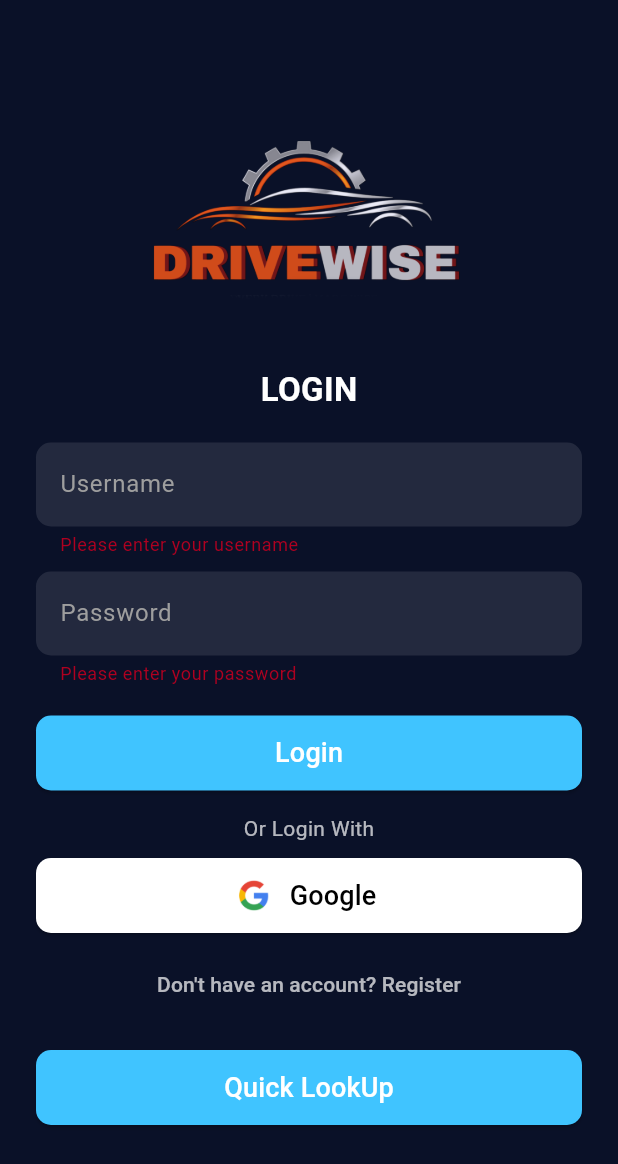
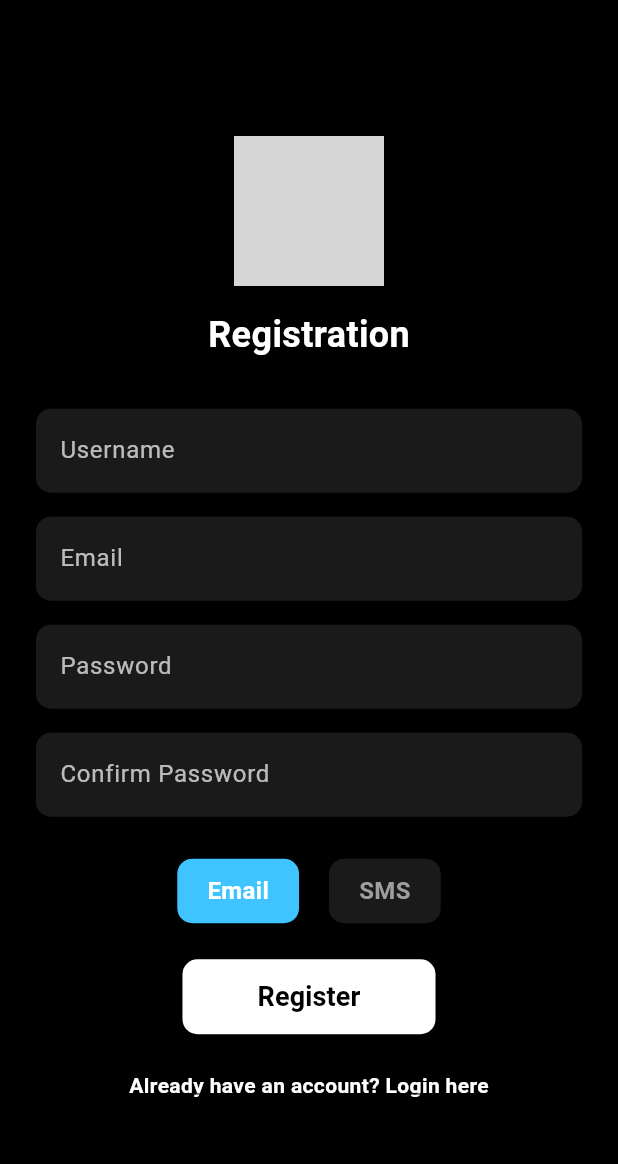
Before and after one commit to chaniruM/DriveWise, a Flutter app: the screen it shows after launch, after a tap on "Login", after a tap on "Don't have an account? Register", on a phone screen of 412 x 824 dp. Shown: the top 1164 px of the screen. Run offline on Flutter 3.47's test engine with Material 3 defaults, Android fonts, the phone set to English and light mode, and no system bars; our stand-ins replace flutter_blue_plus, lottie, permission_handler; grey boxes are pictures that could not be loaded.

Commit message:
regestration page

```diff
--- /dev/null
+++ b/lib/pages/Regestration_Page.dart
@@ -0,0 +1,165 @@
+import 'package:flutter/material.dart';
+import 'package:drivewise/pages/login_screen.dart';
+
+class RegistrationScreen extends StatefulWidget {
+  @override
+  _RegistrationScreenState createState() => _RegistrationScreenState();
+}
+
+class _RegistrationScreenState extends State<RegistrationScreen> {
+  final _formKey = GlobalKey<FormState>();
+  final TextEditingController _usernameController = TextEditingController();
+  final TextEditingController _emailController = TextEditingController();
+  final TextEditingController _passwordController = TextEditingController();
+  final TextEditingController _confirmPasswordController = TextEditingController();
+  String _selectedOption = "Email"; // Default selection
+
+  @override
+  Widget build(BuildContext context) {
+    return Scaffold(
+      backgroundColor: Colors.black,
+      body: Padding(
+        padding: const EdgeInsets.symmetric(horizontal: 24),
+        child: Center(
+          child: SingleChildScrollView(
+            child: Form(
+              key: _formKey,
+              child: Column(
+                mainAxisAlignment: MainAxisAlignment.center,
+                children: [
+                  Image.asset('assets/drivewise_logo.png', height: 100),
+                  SizedBox(height: 16),
+                  Text(
+                    "Registration",
+                    style: TextStyle(
+                      color: Colors.white,
+                      fontSize: 24,
+                      fontWeight: FontWeight.bold,
+                    ),
+                  ),
+                  SizedBox(height: 24),
+                  _buildTextField("Username", _usernameController),
+                  _buildTextField("Email", _emailController),
+                  _buildTextField("Password", _passwordController, isPassword: true),
+                  _buildTextField("Confirm Password", _confirmPasswordController, isPassword: true),
+
+                  // Email / SMS Selection
+                  SizedBox(height: 20),
+                  Row(
+                    mainAxisAlignment: MainAxisAlignment.center,
+                    children: [
+                      _buildOptionSelector("Email", _selectedOption == "Email"),
+                      SizedBox(width: 20),
+                      _buildOptionSelector("SMS", _selectedOption == "SMS"),
+                    ],
+                  ),
+
+                  SizedBox(height: 24),
+                  ElevatedButton(
+                    style: ElevatedButton.styleFrom(
+                      backgroundColor: Colors.white,
+                      foregroundColor: Colors.black,
+                      padding: const EdgeInsets.symmetric(horizontal: 50, vertical: 12),
+                      shape: RoundedRectangleBorder(
+                        borderRadius: BorderRadius.circular(10),
+                      ),
+                    ),
+                    onPressed: () {
+                      if (_formKey.currentState!.validate()) {
+                        // Navigate back to LoginScreen after successful registration
+                        Navigator.pushReplacement(
+                          context,
+                          MaterialPageRoute(builder: (context) => LoginScreen()),
+                        );
+                      }
+                    },
+                    child: Text(
+                      "Register",
+                      style: TextStyle(fontSize: 18, fontWeight: FontWeight.bold),
+                    ),
+                  ),
+
+                  SizedBox(height: 24),
+
+                  // Navigation to Login
+                  GestureDetector(
+                    onTap: () {
+                      Navigator.push(
+                        context,
+                        MaterialPageRoute(builder: (context) => LoginScreen()),
+                      );
+                    },
+                    child: Text(
+                      "Already have an account? Login here",
+                      style: TextStyle(
+                        color: Colors.white,
+                        fontSize: 14,
+                        fontWeight: FontWeight.bold,
+                        decoration: TextDecoration.underline,
+                      ),
+                    ),
+                  ),
+                ],
+              ),
+            ),
+          ),
+        ),
+      ),
+    );
+  }
+
+  Widget _buildTextField(String label, TextEditingController controller, {bool isPassword = false}) {
+    return Padding(
+      padding: const EdgeInsets.symmetric(vertical: 8),
+      child: TextFormField(
+        controller: controller,
+        obscureText: isPassword,
+        style: TextStyle(color: Colors.white),
+        decoration: InputDecoration(
+          labelText: label,
+          labelStyle: TextStyle(color: Colors.white70),
+          filled: true,
+          fillColor: Colors.white.withOpacity(0.1),
+          border: OutlineInputBorder(
+            borderRadius: BorderRadius.circular(10),
+            borderSide: BorderSide.none,
+          ),
+        ),
+        validator: (value) {
+          if (value == null || value.isEmpty) {
+            return 'Please enter $label';
+          }
+          if (label == "Confirm Password" && value != _passwordController.text) {
+            return 'Passwords do not match';
+          }
+          return null;
+        },
+      ),
+    );
+  }
+
+  Widget _buildOptionSelector(String text, bool isSelected) {
+    return GestureDetector(
+      onTap: () {
+        setState(() {
+          _selectedOption = text;
+        });
+      },
+      child: Container(
+        padding: EdgeInsets.symmetric(horizontal: 20, vertical: 10),
+        decoration: BoxDecoration(
+          color: isSelected ? Colors.lightBlueAccent : Colors.white.withOpacity(0.1),
+          borderRadius: BorderRadius.circular(10),
+        ),
+        child: Text(
+          text,
+          style: TextStyle(
+            color: isSelected ? Colors.white : Colors.grey,
+            fontSize: 16,
+            fontWeight: FontWeight.bold,
+          ),
+        ),
+      ),
+    );
+  }
+}
--- a/lib/pages/login_screen.dart
+++ b/lib/pages/login_screen.dart
@@ -1,6 +1,8 @@
 import 'package:flutter/material.dart';
 import 'package:drivewise/MainPage.dart';
 import 'package:drivewise/pages/quick_lookup_screen.dart';
+import 'package:drivewise/pages/Regestration_Page.dart';
+
 
 void main() {
   runApp(DriveWiseApp());
@@ -138,7 +140,12 @@
                       ),
                     ),
                     SizedBox(height: 10),
-                    TextButton(onPressed: (){},
+                    TextButton(onPressed: (){
+                      Navigator.push(
+                        context,
+                        MaterialPageRoute(builder: (context) => RegistrationScreen()),
+                      );
+                    },
                         child: Text(
                           "Don't have an account? Register",
                           style: TextStyle(color: Colors.white70),
```
